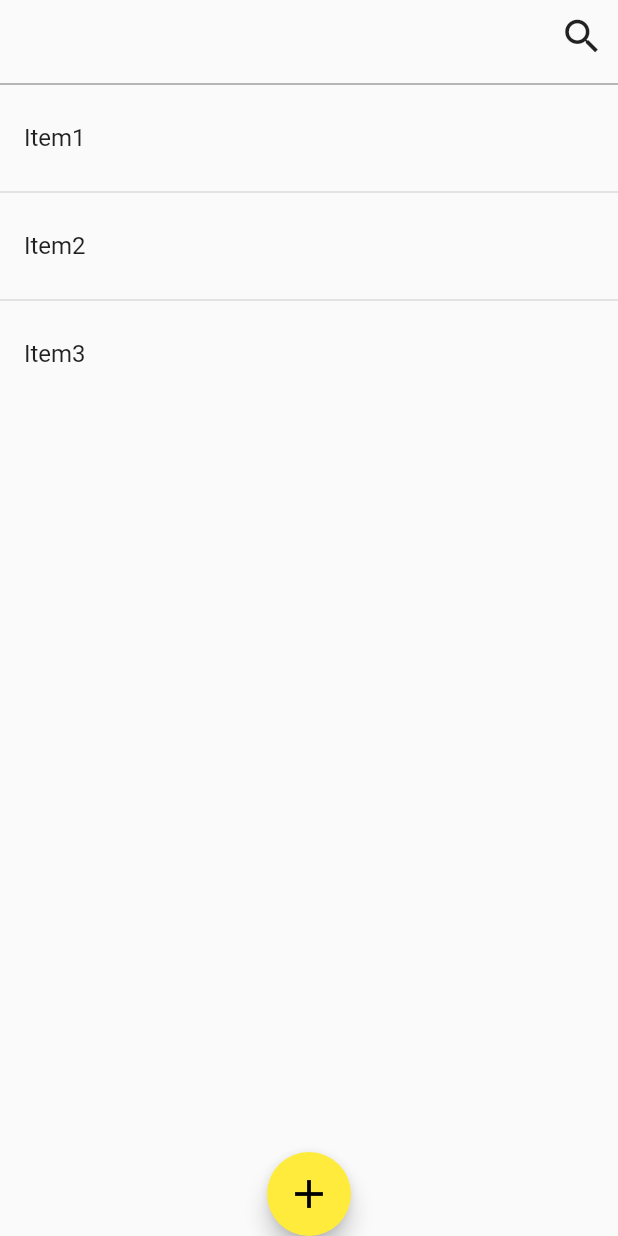
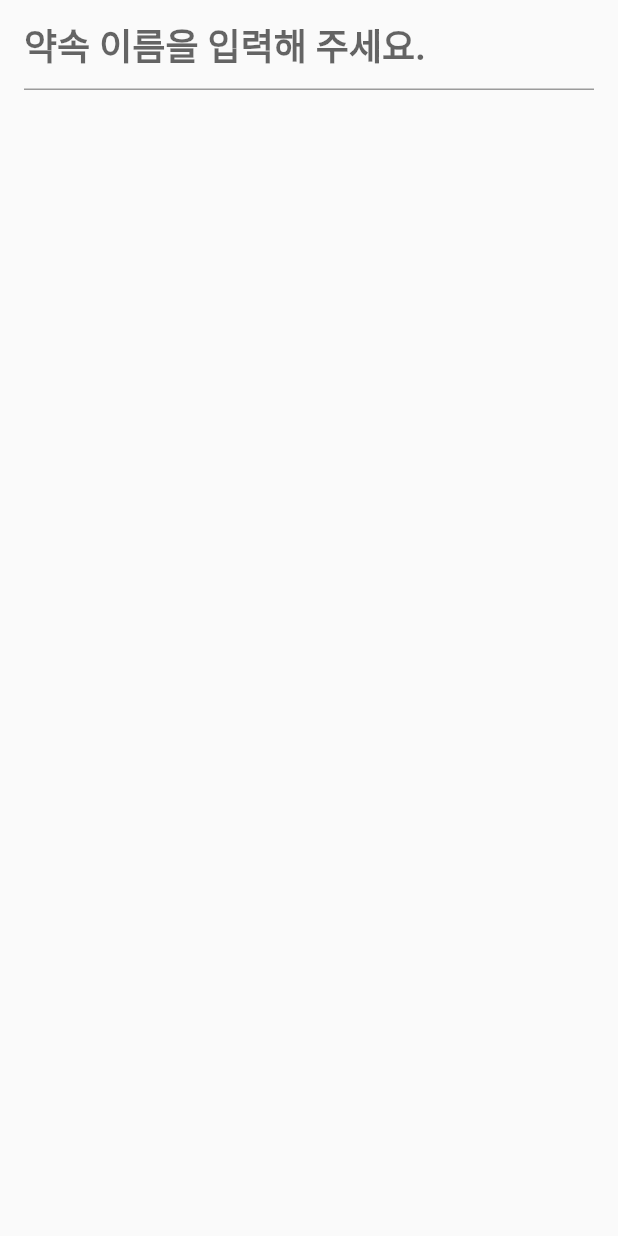
Before and after one commit to GDSC-SKHU/Meet-Now-Mobile, a Flutter app: the screen it shows after launch, after a tap on the "add" icon, on a phone screen of 412 x 824 dp. Run offline on Flutter 3.47's test engine with Material 2 defaults, Android fonts, the phone set to English and light mode, and no system bars.

Commit message:
making promise view added

```diff
--- a/lib/main.dart
+++ b/lib/main.dart
@@ -1,4 +1,5 @@
 import 'package:flutter/material.dart';
+import 'package:meetnow/view/room_list/makePromiseButton.dart';
 import 'package:meetnow/view/room_list/navBar.dart';
 import 'package:meetnow/view/room_list/promiseList.dart';
 
@@ -10,6 +11,7 @@ class MyApp extends StatelessWidget {
   @override
   Widget build(BuildContext context) {
     return MaterialApp(
+      theme: ThemeData(fontFamily: 'NotoSans'),
       home: Scaffold(
         body: SafeArea(
           child: Column(
@@ -26,15 +28,3 @@ class MyApp extends StatelessWidget {
     );
   }
 }
-
-class MakePromiseButton extends StatelessWidget {
-  @override
-  Widget build(BuildContext context) {
-    return FloatingActionButton(
-      child: Icon(Icons.add, size: 32),
-      onPressed: () {},
-      backgroundColor: Colors.yellow,
-      foregroundColor: Colors.black,
-    );
-  }
-}
--- /dev/null
+++ b/lib/view/making_promise/makingPromise.dart
@@ -0,0 +1,32 @@
+import 'package:flutter/material.dart';
+
+class MakingPromise extends StatelessWidget {
+  @override
+  Widget build(BuildContext context) {
+    return MaterialApp(
+      home: Scaffold(
+        body: SafeArea(
+          child: Column(children: [
+            TypePromiseName(),
+          ]),
+        ),
+      ),
+      debugShowCheckedModeBanner: false,
+    );
+  }
+}
+
+class TypePromiseName extends StatelessWidget {
+  @override
+  Widget build(BuildContext context) {
+    return Container(
+      padding: EdgeInsets.fromLTRB(16, 0, 16, 0),
+      child: TextField(
+        style: TextStyle(fontSize: 24, fontWeight: FontWeight.w700),
+        decoration: InputDecoration(
+          hintText: '약속 이름을 입력해 주세요.',
+        ),
+      ),
+    );
+  }
+}
--- /dev/null
+++ b/lib/view/room_list/makePromiseButton.dart
@@ -0,0 +1,25 @@
+import 'package:flutter/material.dart';
+import 'package:meetnow/view/making_promise/makingPromise.dart';
+
+class MakePromiseButton extends StatelessWidget {
+  @override
+  Widget build(BuildContext context) {
+    return Container(
+      padding: EdgeInsets.fromLTRB(0, 0, 30, 0),
+      child: Align(
+        alignment: Alignment.bottomRight,
+        child: FloatingActionButton(
+          child: Icon(Icons.add, size: 32),
+          onPressed: () {
+            Navigator.push(
+              context,
+              MaterialPageRoute(builder: (context) => MakingPromise()),
+            );
+          },
+          backgroundColor: Colors.yellow,
+          foregroundColor: Colors.black,
+        ),
+      ),
+    );
+  }
+}
--- a/lib/view/room_list/promiseList.dart
+++ b/lib/view/room_list/promiseList.dart
@@ -1,22 +1,31 @@
 import 'package:flutter/material.dart';
 
 class PromiseList extends StatefulWidget {
+  final List<String> items = [
+    'Item1',
+    'Item2',
+    'Item3',
+    'Item4',
+    'Item5',
+    'Item6',
+    'Item7',
+    'Item8',
+    'Item9',
+  ];
   @override
   State<PromiseList> createState() => _PromiseListState();
 }
 
 class _PromiseListState extends State<PromiseList> {
-  List<String> items = ['Item1', 'Item2', 'Item3'];
-
   @override
   Widget build(BuildContext context) {
     return Expanded(
       child: ListView.separated(
-        itemCount: items.length,
+        itemCount: widget.items.length,
         itemBuilder: (BuildContext context, int index) {
           return ListTile(
             onTap: () {},
-            title: Container(child: Text(items[index])),
+            title: Container(child: Text(widget.items[index])),
           );
         },
         separatorBuilder: (context, index) {
```
Also changed, not shown: pubspec.yaml (+16 -12 lines), 6 other files.
